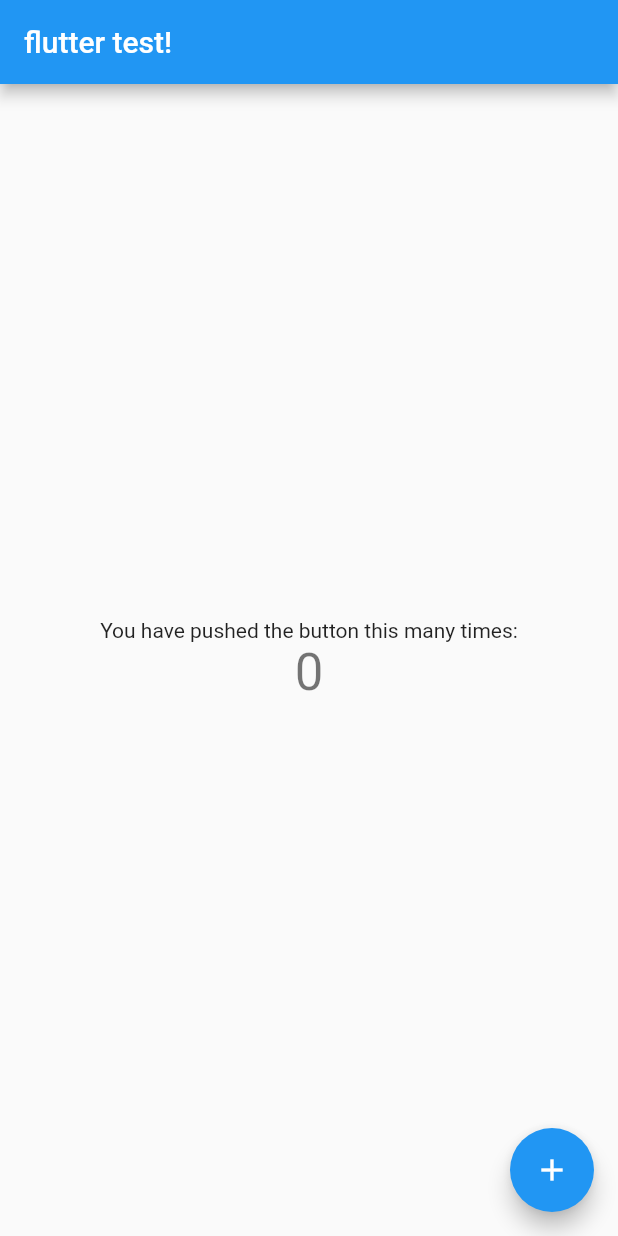
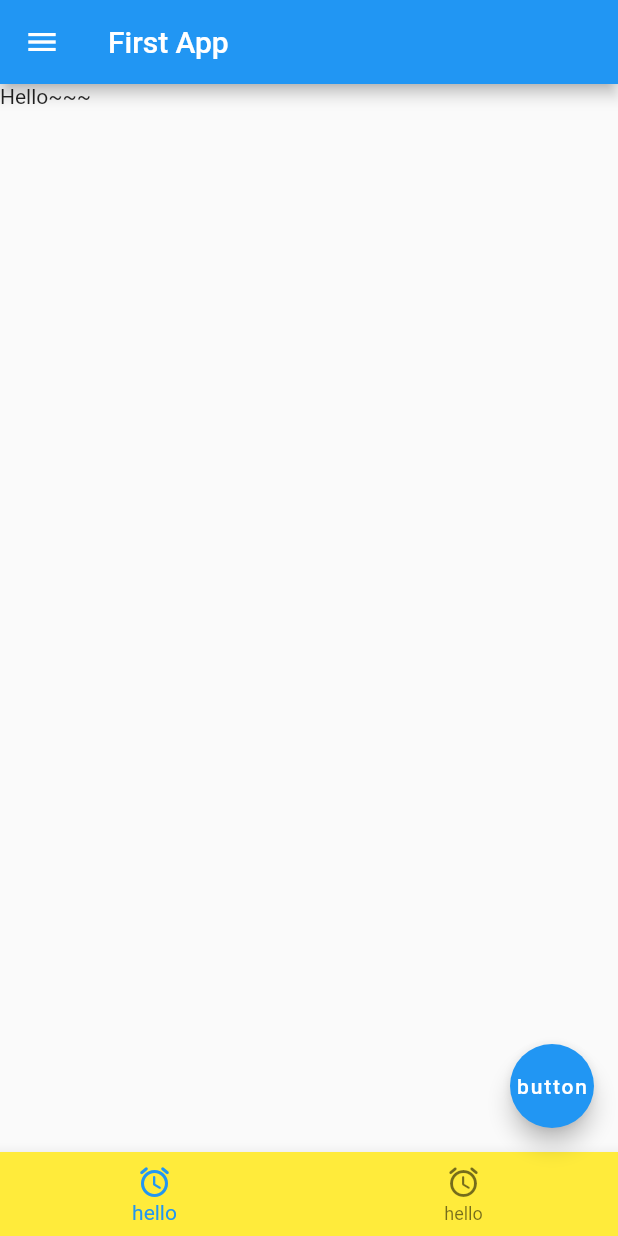
Before and after one commit to qkrfowns45/flutter-project, a Flutter app: the screen it shows after launch, on a phone screen of 412 x 824 dp. Run offline on Flutter 3.47's test engine with Material 2 defaults, Android fonts, the phone set to English and light mode, and no system bars.

Commit message:
scaffold - flutter ui가 가지는 구조

```diff
--- a/lib/main.dart
+++ b/lib/main.dart
@@ -1,115 +1,52 @@
+import 'dart:io';
+
 import 'package:flutter/material.dart';
+import 'package:flutter/cupertino.dart';
 
-void main() {
-  runApp(const MyApp());
+void main() { //main스레드는 runApp을 실행시키고 종료된다.
+  runApp(FirstApp()); //비동기로 실행된다.(이벤트 루프에 등록된다.)
+  sleep(Duration(seconds: 3));
 }
 
-class MyApp extends StatelessWidget {
-  const MyApp({super.key});
+class FirstApp extends StatelessWidget {
+  const FirstApp({Key? key}) : super(key: key);
 
-  // This widget is the root of your application.
   @override
   Widget build(BuildContext context) {
-    return MaterialApp(
-      title: 'Flutter Demo',
-      theme: ThemeData(
-        // This is the theme of your application.
-        //
-        // Try running your application with "flutter run". You'll see the
-        // application has a blue toolbar. Then, without quitting the app, try
-        // changing the primarySwatch below to Colors.green and then invoke
-        // "hot reload" (press "r" in the console where you ran "flutter run",
-        // or simply save your changes to "hot reload" in a Flutter IDE).
-        // Notice that the counter didn't reset back to zero; the application
-        // is not restarted.
-        primarySwatch: Colors.blue,
+    /*return Container(
+      color: Colors.amber,
+    );*/ //HTML로 치면 div
+    return MaterialApp( //AndroidApp을 만든다. IOS는 CupertinoApp*(
+      home: SafeArea(
+        child: Scaffold( //기본 구조를 들고 있다.
+          appBar: AppBar(
+            backgroundColor: Colors.blue,
+            title: Text("First App"),
+            leading: Icon(Icons.menu),
+          ),
+          body: Text("Hello~~~"),
+          floatingActionButton: FloatingActionButton(
+            onPressed: () {
+              print("버튼 클릭됨");
+            },
+            child: Text("button"),
+          ),
+          bottomNavigationBar: BottomNavigationBar(
+            items: [
+              BottomNavigationBarItem(
+                label: "hello",
+                icon: Icon(Icons.access_alarm_rounded,)
+              ),
+              BottomNavigationBarItem(
+                  label: "hello",
+                  icon: Icon(Icons.access_alarm_rounded,)
+              )
+
+            ],
+            backgroundColor: Colors.yellow,
+          ),
+        ),
       ),
-      home: const MyHomePage(title: 'flutter test!'),
     );
   }
 }
-
-class MyHomePage extends StatefulWidget {
-  const MyHomePage({super.key, required this.title});
-
-  // This widget is the home page of your application. It is stateful, meaning
-  // that it has a State object (defined below) that contains fields that affect
-  // how it looks.
-
-  // This class is the configuration for the state. It holds the values (in this
-  // case the title) provided by the parent (in this case the App widget) and
-  // used by the build method of the State. Fields in a Widget subclass are
-  // always marked "final".
-
-  final String title;
-
-  @override
-  State<MyHomePage> createState() => _MyHomePageState();
-}
-
-class _MyHomePageState extends State<MyHomePage> {
-  int _counter = 0;
-
-  void _incrementCounter() {
-    setState(() {
-      // This call to setState tells the Flutter framework that something has
-      // changed in this State, which causes it to rerun the build method below
-      // so that the display can reflect the updated values. If we changed
-      // _counter without calling setState(), then the build method would not be
-      // called again, and so nothing would appear to happen.
-      _counter++;
-    });
-  }
-
-  @override
-  Widget build(BuildContext context) {
-    // This method is rerun every time setState is called, for instance as done
-    // by the _incrementCounter method above.
-    //
-    // The Flutter framework has been optimized to make rerunning build methods
-    // fast, so that you can just rebuild anything that needs updating rather
-    // than having to individually change instances of widgets.
-    return Scaffold(
-      appBar: AppBar(
-        // Here we take the value from the MyHomePage object that was created by
-        // the App.build method, and use it to set our appbar title.
-        title: Text(widget.title),
-      ),
-      body: Center(
-        // Center is a layout widget. It takes a single child and positions it
-        // in the middle of the parent.
-        child: Column(
-          // Column is also a layout widget. It takes a list of children and
-          // arranges them vertically. By default, it sizes itself to fit its
-          // children horizontally, and tries to be as tall as its parent.
-          //
-          // Invoke "debug painting" (press "p" in the console, choose the
-          // "Toggle Debug Paint" action from the Flutter Inspector in Android
-          // Studio, or the "Toggle Debug Paint" command in Visual Studio Code)
-          // to see the wireframe for each widget.
-          //
-          // Column has various properties to control how it sizes itself and
-          // how it positions its children. Here we use mainAxisAlignment to
-          // center the children vertically; the main axis here is the vertical
-          // axis because Columns are vertical (the cross axis would be
-          // horizontal).
-          mainAxisAlignment: MainAxisAlignment.center,
-          children: <Widget>[
-            const Text(
-              'You have pushed the button this many times:',
-            ),
-            Text(
-              '$_counter',
-              style: Theme.of(context).textTheme.headlineMedium,
-            ),
-          ],
-        ),
-      ),
-      floatingActionButton: FloatingActionButton(
-        onPressed: _incrementCounter,
-        tooltip: 'Increment',
-        child: const Icon(Icons.add),
-      ), // This trailing comma makes auto-formatting nicer for build methods.
-    );
-  }
-}
```
